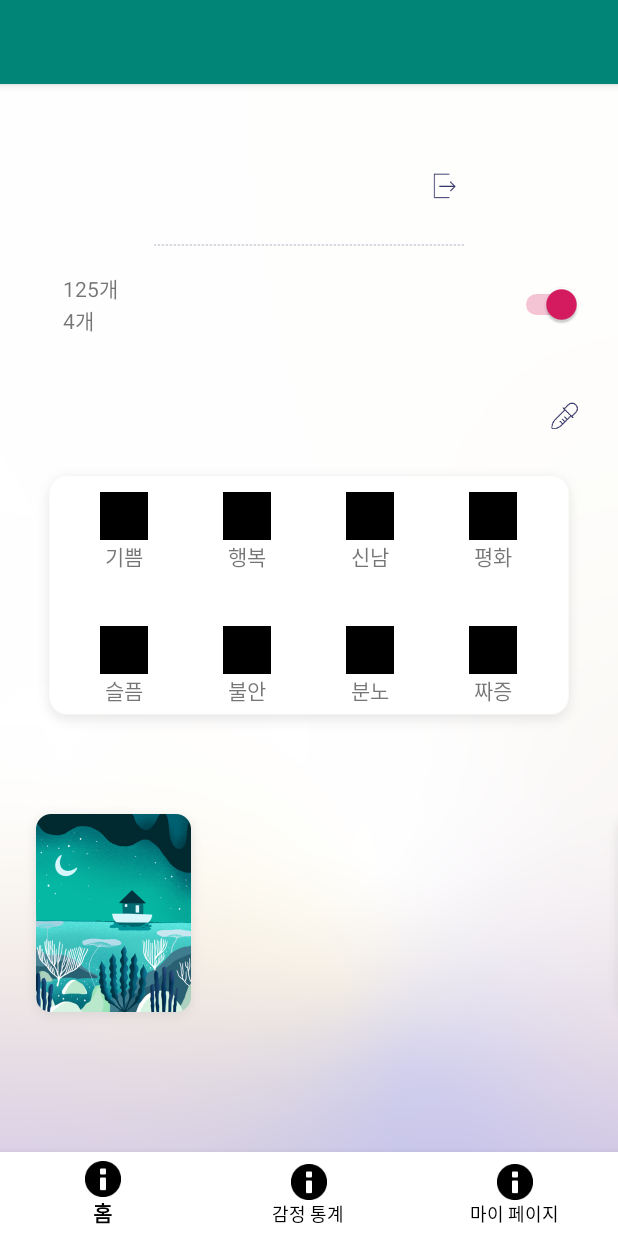
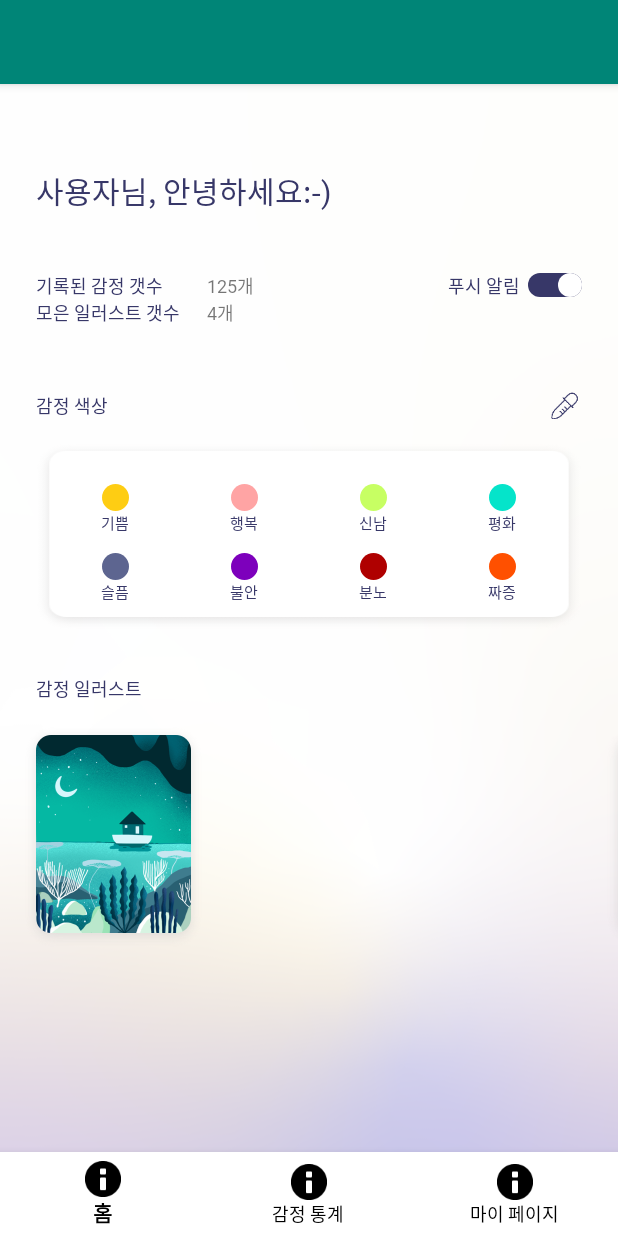
Before and after one commit to yapp-project/team04, an Android app: the fragment MypageFragment placed in its activity, on a phone screen of 412 x 824 dp. Run offline under Robolectric (Android 15) with nearby library versions, the phone set to English and light mode, and no system bars; libraries missing offline, so code that uses them is left out: com.prolificinteractive.materialcalendarview; 1 statement that could not run was skipped.

Commit message:
마이페이지 수정,,,

```diff
--- a/app/src/main/java/yapp14th/co/kr/myplant/ui/main/tab3_mypage/MypageFragment.java
+++ b/app/src/main/java/yapp14th/co/kr/myplant/ui/main/tab3_mypage/MypageFragment.java
@@ -1,9 +1,11 @@
 package yapp14th.co.kr.myplant.ui.main.tab3_mypage;
 
+import android.content.Intent;
 import android.os.Bundle;
 import android.view.LayoutInflater;
 import android.view.View;
 import android.view.ViewGroup;
+import android.widget.ImageView;
 import android.widget.TextView;
 
 import java.util.ArrayList;
@@ -16,6 +18,9 @@ import androidx.fragment.app.FragmentPagerAdapter;
 import androidx.viewpager.widget.ViewPager;
 import yapp14th.co.kr.myplant.R;
 import yapp14th.co.kr.myplant.base.BaseFragment;
+import yapp14th.co.kr.myplant.recyclerView.Main3Activity;
+
+
 
 // TODO 필수 선언 1. 기본 레이아웃 설정
 // TODO 필수 선언 2. 데이터 바인딩 사용할지 말지 결정
@@ -85,7 +90,22 @@ public class MypageFragment extends BaseFragment {
         TextView tv_emotion_num = view.findViewById(R.id.tv_emotion_num);
         TextView tv_illus_num = view.findViewById(R.id.tv_illus_num);
 
-        tv_emotion_num.setText(125 +"개");
+
+
+//        color_joy.setColorFilter(parseColor("#fecd13"));
+
+        ImageView mypage_color_change=view.findViewById(R.id.mypage_colorchange);
+
+//        mypage_color_change.setOnClickListener(new View.OnClickListener() {
+//                                                   @Override
+//                                                   public void onClick(View v) {
+//                                                       Intent startIntent = new Intent(getActivity(), Main3Activity.class); //일단은 이 화면으로 했음
+//                                                       startActivity(startIntent);
+//                                                   }
+//                                               });
+
+
+        tv_emotion_num.setText(125 + "개");
         tv_illus_num.setText(4 + "개");
     }
 }
--- /dev/null
+++ b/app/src/main/res/drawable/drawable_dash_line.xml
@@ -0,0 +1,14 @@
+<?xml version="1.0" encoding="utf-8"?>
+
+<shape xmlns:android="http://schemas.android.com/apk/res/android"
+    android:shape="line"
+    android:layout_height="match_parent"
+    android:layout_width="match_parent">
+
+    <stroke
+        android:color="#000000"
+        android:width="1dp"
+        android:dashWidth="3dp"
+        android:dashGap="3dp"/>
+
+</shape>
--- /dev/null
+++ b/app/src/main/res/drawable/oval_color_anger.xml
@@ -0,0 +1,10 @@
+<?xml version="1.0" encoding="utf-8"?>
+<shape
+    xmlns:android="http://schemas.android.com/apk/res/android"
+    android:shape="oval">
+    <solid
+        android:color="#af0000"/>
+    <size
+        android:height="18dp"
+        android:width="18dp"/>
+</shape>
--- /dev/null
+++ b/app/src/main/res/drawable/oval_color_anxiety.xml
@@ -0,0 +1,10 @@
+<?xml version="1.0" encoding="utf-8"?>
+<shape
+    xmlns:android="http://schemas.android.com/apk/res/android"
+    android:shape="oval">
+    <solid
+        android:color="#7d00bc"/>
+    <size
+        android:height="18dp"
+        android:width="18dp"/>
+</shape>
--- /dev/null
+++ b/app/src/main/res/drawable/oval_color_excitement.xml
@@ -0,0 +1,10 @@
+<?xml version="1.0" encoding="utf-8"?>
+<shape
+    xmlns:android="http://schemas.android.com/apk/res/android"
+    android:shape="oval">
+    <solid
+        android:color="#c7ff63"/>
+    <size
+        android:height="18dp"
+        android:width="18dp"/>
+</shape>
--- /dev/null
+++ b/app/src/main/res/drawable/oval_color_happiness.xml
@@ -0,0 +1,10 @@
+<?xml version="1.0" encoding="utf-8"?>
+<shape
+    xmlns:android="http://schemas.android.com/apk/res/android"
+    android:shape="oval">
+    <solid
+        android:color="#ffa4a4"/>
+    <size
+        android:height="18dp"
+        android:width="18dp"/>
+</shape>
--- /dev/null
+++ b/app/src/main/res/drawable/oval_color_irritation.xml
@@ -0,0 +1,10 @@
+<?xml version="1.0" encoding="utf-8"?>
+<shape
+    xmlns:android="http://schemas.android.com/apk/res/android"
+    android:shape="oval">
+    <solid
+        android:color="#ff5000"/>
+    <size
+        android:height="18dp"
+        android:width="18dp"/>
+</shape>
--- /dev/null
+++ b/app/src/main/res/drawable/oval_color_joy.xml
@@ -0,0 +1,10 @@
+<?xml version="1.0" encoding="utf-8"?>
+<shape
+    xmlns:android="http://schemas.android.com/apk/res/android"
+    android:shape="oval">
+    <solid
+        android:color="#fecd13"/>
+    <size
+        android:height="18dp"
+        android:width="18dp"/>
+</shape>
--- /dev/null
+++ b/app/src/main/res/drawable/oval_color_peace.xml
@@ -0,0 +1,10 @@
+<?xml version="1.0" encoding="utf-8"?>
+<shape
+    xmlns:android="http://schemas.android.com/apk/res/android"
+    android:shape="oval">
+    <solid
+        android:color="#05e4ca"/>
+    <size
+        android:height="18dp"
+        android:width="18dp"/>
+</shape>
--- /dev/null
+++ b/app/src/main/res/drawable/oval_color_sadness.xml
@@ -0,0 +1,10 @@
+<?xml version="1.0" encoding="utf-8"?>
+<shape
+    xmlns:android="http://schemas.android.com/apk/res/android"
+    android:shape="oval">
+    <solid
+        android:color="#5d6590"/>
+    <size
+        android:height="18dp"
+        android:width="18dp"/>
+</shape>
--- /dev/null
+++ b/app/src/main/res/drawable/switch_thumb_selector.xml
@@ -0,0 +1,14 @@
+<?xml version="1.0" encoding="utf-8"?>
+<shape
+    xmlns:android="http://schemas.android.com/apk/res/android"
+    android:shape="oval">
+
+    <size
+        android:width="16dp"
+        android:height="16dp" />
+
+    <solid
+        android:color="#FFFFFF" />
+
+
+</shape>
--- /dev/null
+++ b/app/src/main/res/drawable/switch_track_off.xml
@@ -0,0 +1,13 @@
+<shape
+    xmlns:android="http://schemas.android.com/apk/res/android"
+    android:shape="rectangle" >
+
+    <corners
+        android:radius="8dp" />
+    <size
+        android:width="36dp"
+        android:height="16dp" />
+    <solid
+        android:color="#DF9999A4" />
+
+</shape>
--- /dev/null
+++ b/app/src/main/res/drawable/switch_track_on.xml
@@ -0,0 +1,13 @@
+<shape
+    xmlns:android="http://schemas.android.com/apk/res/android"
+    android:shape="rectangle" >
+
+    <corners
+        android:radius="8dp" />
+    <size
+        android:width="36dp"
+        android:height="16dp" />
+    <solid
+        android:color="#373768" />
+
+</shape>
--- /dev/null
+++ b/app/src/main/res/drawable/switch_track_selector.xml
@@ -0,0 +1,11 @@
+<?xml version="1.0" encoding="utf-8"?>
+<selector xmlns:android="http://schemas.android.com/apk/res/android">
+    <item
+        android:drawable="@drawable/switch_track_off"
+        android:state_checked="false"/>
+
+    <item
+        android:drawable="@drawable/switch_track_on"
+        android:state_checked="true"/>
+
+</selector>
--- a/app/src/main/res/layout/fragment_mypage.xml
+++ b/app/src/main/res/layout/fragment_mypage.xml
@@ -22,7 +22,7 @@
             android:layout_width="wrap_content"
             android:layout_height="29dp"
             android:fontFamily="@font/spoqa_han_sans_bold"
-            android:letterSpacing="-1.25"
+
             android:text="사용자님, "
             android:textColor="#373768"
             android:textSize="20sp" />
@@ -32,27 +32,33 @@
             android:layout_width="160dp"
             android:layout_height="29dp"
             android:fontFamily="@font/spoqa_han_sans_light"
-            android:letterSpacing="-1.25"
+
             android:textColor="#373768"
             android:textSize="20sp"
-            tools:text="안녕하세요:-)" />
+            android:text="안녕하세요:-)" />
 
-        <ImageView
-            android:layout_width="24dp"
-            android:layout_height="24dp"
-            android:layout_gravity="right"
-            android:layout_marginLeft="100dp"
-            android:src="@drawable/logout" />
+        <!--<ImageView-->
+            <!--android:layout_marginTop="2dp"-->
+            <!--android:layout_width="27dp"-->
+            <!--android:layout_height="29dp"-->
+            <!--android:layout_gravity="right"-->
+            <!--android:layout_marginLeft="98dp"-->
+            <!--android:src="@drawable/logout" />-->
 
     </LinearLayout>
 
+
     <ImageView
-        android:layout_width="fill_parent"
-        android:layout_height="1dp"
+        android:src="@drawable/drawable_dash_line"
+        android:layerType="software"
+        android:layout_width="match_parent"
+
+
+        android:layout_height="1.5dp"
         android:layout_marginLeft="24dp"
         android:layout_marginTop="21.5dp"
         android:layout_marginRight="24dp"
-        android:src="@drawable/line_3" />
+         />
 
     <LinearLayout
         android:layout_width="fill_parent"
@@ -73,7 +79,7 @@
                 android:layout_width="wrap_content"
                 android:layout_height="wrap_content"
                 android:fontFamily="@font/spoqa_han_sans_bold"
-                android:letterSpacing="-1"
+
                 android:text="기록된 감정 갯수"
                 android:textColor="#373768"
                 android:textSize="12sp" />
@@ -82,7 +88,7 @@
                 android:layout_width="wrap_content"
                 android:layout_height="wrap_content"
                 android:fontFamily="@font/spoqa_han_sans_bold"
-                android:letterSpacing="-1"
+
                 android:text="모은 일러스트 갯수"
                 android:textColor="#373768"
                 android:textSize="12sp" />
@@ -95,12 +101,16 @@
             android:orientation="vertical">
 
             <TextView
+                android:fontFamily="@font/spoqa_han_sans_light"
                 android:id="@+id/tv_emotion_num"
                 android:layout_width="wrap_content"
                 android:layout_height="wrap_content"
-                tools:text="2000개" />
+                tools:text="2000개"
+                android:textSize="12sp"/>
 
             <TextView
+                android:fontFamily="@font/spoqa_han_sans_light"
+                android:textSize="12sp"
                 android:id="@+id/tv_illus_num"
                 android:layout_width="wrap_content"
                 android:layout_height="wrap_content"
@@ -113,23 +123,30 @@
 
             <Switch
 
+                android:thumb="@drawable/switch_thumb_selector"
+
+
+                android:track="@drawable/switch_track_selector"
+
+
                 android:id="@+id/switch1"
                 android:layout_width="wrap_content"
                 android:layout_height="wrap_content"
                 android:layout_gravity="right"
                 android:checked="true"
                 android:fontFamily="@font/spoqa_han_sans_bold"
-                android:letterSpacing="-1"
+
                 android:switchMinWidth="36dp"
 
-                android:text="푸시 알림"
+                android:text="푸시 알림  "
                 android:textColor="#373768"
                 android:textOff="OFF"
                 android:textOn="ON"
                 android:textSize="12sp"
                 app:layout_constraintBottom_toBottomOf="parent"
                 app:layout_constraintRight_toRightOf="parent"
-                app:layout_constraintTop_toTopOf="parent" />
+                app:layout_constraintTop_toTopOf="parent"
+                app:layout_constraintVertical_bias="0.0" />
         </androidx.constraintlayout.widget.ConstraintLayout>
 
 
@@ -149,7 +166,7 @@
             android:layout_width="wrap_content"
             android:layout_height="wrap_content"
             android:fontFamily="@font/spoqa_han_sans_bold"
-            android:letterSpacing="-1"
+
             android:text="감정 색상"
             android:textColor="#373768"
             android:textSize="12sp" />
@@ -159,6 +176,7 @@
             android:layout_height="match_parent">
 
             <ImageView
+                android:id="@+id/mypage_colorchange"
                 android:layout_width="24dp"
                 android:layout_height="24dp"
                 android:layout_gravity="right"
@@ -174,16 +192,19 @@
         android:layout_width="match_parent"
         android:layout_height="wrap_content"
         android:layout_marginHorizontal="24dp"
-        android:layout_marginTop="24dp"
+        android:layout_marginTop="16dp"
         android:background="@drawable/rectangle_copy_3">
 
         <LinearLayout
+            android:paddingLeft="10dp"
+            android:paddingRight="10dp"
             android:id="@+id/top_layout"
             android:layout_width="match_parent"
-            android:layout_height="wrap_content"
+            android:layout_height="73dp"
+            android:layout_gravity="center_vertical"
             android:gravity="center"
             android:orientation="horizontal"
-            android:padding="18dp"
+            android:paddingTop="15dp"
             app:layout_constraintLeft_toLeftOf="parent"
             app:layout_constraintRight_toRightOf="parent"
             app:layout_constraintTop_toTopOf="parent">
@@ -196,12 +217,17 @@
                 android:orientation="vertical">
 
                 <ImageView
-                    android:layout_width="32dp"
-                    android:layout_height="32dp"
                     android:layout_gravity="center"
-                    android:background="@color/black" />
+                    android:layout_width="wrap_content"
+                    android:layout_height="wrap_content"
+                    android:src="@drawable/oval_color_joy"/>
+
+
 
                 <TextView
+                    android:textSize="10sp"
+                    android:textColor="#373768"
+                    android:fontFamily="@font/spoqa_han_sans_regular"
                     android:layout_width="wrap_content"
                     android:layout_height="wrap_content"
                     android:layout_gravity="center"
@@ -217,12 +243,15 @@
                 android:orientation="vertical">
 
                 <ImageView
-                    android:layout_width="32dp"
-                    android:layout_height="32dp"
                     android:layout_gravity="center"
-                    android:background="@color/black" />
+                    android:layout_width="wrap_content"
+                    android:layout_height="wrap_content"
+                    android:src="@drawable/oval_color_happiness"/>
 
                 <TextView
+                    android:textSize="10sp"
+                    android:textColor="#373768"
+                    android:fontFamily="@font/spoqa_han_sans_regular"
                     android:layout_width="wrap_content"
                     android:layout_height="wrap_content"
                     android:layout_gravity="center"
@@ -238,12 +267,15 @@
                 android:orientation="vertical">
 
                 <ImageView
-                    android:layout_width="32dp"
-                    android:layout_height="32dp"
                     android:layout_gravity="center"
-                    android:background="@color/black" />
+                    android:layout_width="wrap_content"
+                    android:layout_height="wrap_content"
+                    android:src="@drawable/oval_color_excitement"/>
 
                 <TextView
+                    android:textSize="10sp"
+                    android:textColor="#373768"
+                    android:fontFamily="@font/spoqa_han_sans_regular"
                     android:layout_width="wrap_content"
                     android:layout_height="wrap_content"
                     android:layout_gravity="center"
@@ -259,12 +291,15 @@
                 android:orientation="vertical">
 
                 <ImageView
-                    android:layout_width="32dp"
-                    android:layout_height="32dp"
                     android:layout_gravity="center"
-                    android:background="@color/black" />
+                    android:layout_width="wrap_content"
+                    android:layout_height="wrap_content"
+                    android:src="@drawable/oval_color_peace"/>
 
                 <TextView
+                    android:textSize="10sp"
+                    android:textColor="#373768"
+                    android:fontFamily="@font/spoqa_han_sans_regular"
                     android:layout_width="wrap_content"
                     android:layout_height="wrap_content"
                     android:layout_gravity="center"
@@ -274,11 +309,14 @@
         </LinearLayout>
 
         <LinearLayout
+            android:layout_gravity="center_vertical"
             android:id="@+id/bottom_layout"
             android:layout_width="match_parent"
             android:layout_height="wrap_content"
             android:gravity="center"
-            android:padding="18dp"
+            android:paddingBottom="18dp"
+            android:paddingLeft="10dp"
+            android:paddingRight="10dp"
             android:orientation="horizontal"
             app:layout_constraintBottom_toBottomOf="parent"
             app:layout_constraintLeft_toLeftOf="parent"
@@ -293,12 +331,15 @@
                 android:orientation="vertical">
 
                 <ImageView
-                    android:layout_width="32dp"
-                    android:layout_height="32dp"
                     android:layout_gravity="center"
-                    android:background="@color/black" />
+                    android:layout_width="wrap_content"
+                    android:layout_height="wrap_content"
+                    android:src="@drawable/oval_color_sadness"/>
 
                 <TextView
+                    android:textSize="10sp"
+                    android:textColor="#373768"
+                    android:fontFamily="@font/spoqa_han_sans_regular"
                     android:layout_width="wrap_content"
                     android:layout_height="wrap_content"
                     android:layout_gravity="center"
@@ -314,12 +355,15 @@
                 android:orientation="vertical">
 
                 <ImageView
-                    android:layout_width="32dp"
-                    android:layout_height="32dp"
                     android:layout_gravity="center"
-                    android:background="@color/black" />
+                    android:layout_width="wrap_content"
+                    android:layout_height="wrap_content"
+                    android:src="@drawable/oval_color_anxiety"/>
 
                 <TextView
+                    android:textSize="10sp"
+                    android:textColor="#373768"
+                    android:fontFamily="@font/spoqa_han_sans_regular"
                     android:layout_width="wrap_content"
                     android:layout_height="wrap_content"
                     android:layout_gravity="center"
@@ -335,12 +379,15 @@
                 android:orientation="vertical">
 
                 <ImageView
-                    android:layout_width="32dp"
-                    android:layout_height="32dp"
                     android:layout_gravity="center"
-                    android:background="@color/black" />
+                    android:layout_width="wrap_content"
+                    android:layout_height="wrap_content"
+                    android:src="@drawable/oval_color_anger"/>
 
                 <TextView
+                    android:textSize="10sp"
+                    android:textColor="#373768"
+                    android:fontFamily="@font/spoqa_han_sans_regular"
                     android:layout_width="wrap_content"
                     android:layout_height="wrap_content"
                     android:layout_gravity="center"
@@ -356,14 +403,17 @@
                 android:orientation="vertical">
 
                 <ImageView
-                    android:layout_width="32dp"
-                    android:layout_height="32dp"
                     android:layout_gravity="center"
-                    android:background="@color/black" />
+                    android:layout_width="wrap_content"
+                    android:layout_height="wrap_content"
+                    android:src="@drawable/oval_color_irritation"/>
 
                 <TextView
+                    android:textSize="10sp"
+                    android:textColor="#373768"
                     android:layout_width="wrap_content"
                     android:layout_height="wrap_content"
+                    android:fontFamily="@font/spoqa_han_sans_regular"
                     android:layout_gravity="center"
                     android:text="짜증" />
 
@@ -373,7 +423,7 @@
     </androidx.constraintlayout.widget.ConstraintLayout>
 
     <TextView
-        android:letterSpacing="-1"
+
         android:textColor="#373768"
         android:textSize="12sp"
         android:text="감정 일러스트"
@@ -385,6 +435,7 @@
 
 
     <androidx.viewpager.widget.ViewPager
+        android:layout_marginTop="16dp"
         android:layout_width="match_parent"
         android:layout_height="wrap_content"
         android:id="@+id/viewPager">
```
Also changed, not shown: app/src/main/res/drawable-hdpi/push.png (added), app/src/main/res/drawable-mdpi/push.png (added), app/src/main/res/drawable-xhdpi/push.png (added), app/src/main/res/drawable-xxhdpi/push.png (added), app/src/main/res/drawable-xxxhdpi/push.png (added).
